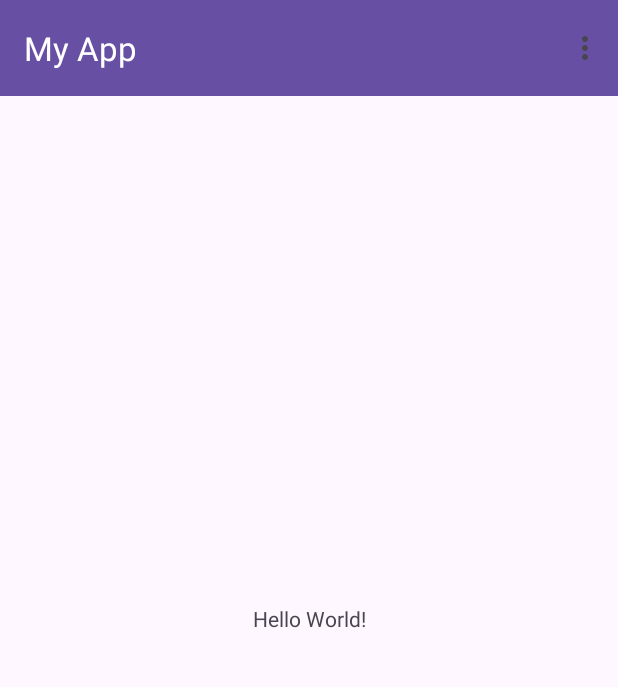
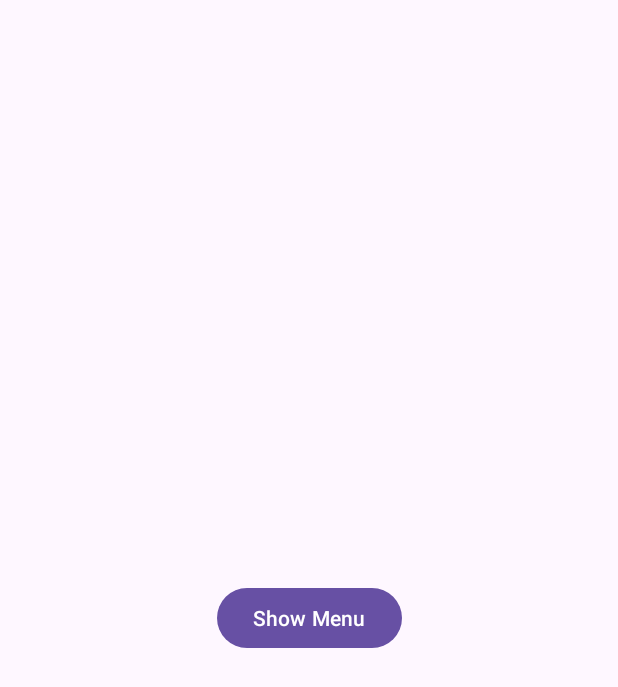
Before and after one commit to San0330/Mobile-Programming, an Android app: the screen it shows after launch (MainActivity), on a phone screen of 412 x 824 dp. Shown: the top 687 px of the screen. Run offline under Robolectric (Android 15) with nearby library versions, the phone set to English and light mode, and no system bars.

Commit message:
update popup menu

```diff
--- a/app/src/main/java/com/example/myapplication/MainActivity.java
+++ b/app/src/main/java/com/example/myapplication/MainActivity.java
@@ -2,9 +2,13 @@ package com.example.myapplication;
 
 import android.os.Bundle;
 import android.util.Log;
+import android.view.ContextMenu;
 import android.view.Menu;
 import android.view.MenuInflater;
 import android.view.MenuItem;
+import android.view.View;
+import android.widget.Button;
+import android.widget.PopupMenu;
 import android.widget.Toast;
 
 import androidx.activity.EdgeToEdge;
@@ -14,7 +18,7 @@ import androidx.core.graphics.Insets;
 import androidx.core.view.ViewCompat;
 import androidx.core.view.WindowInsetsCompat;
 
-public class MainActivity extends AppCompatActivity {
+public class MainActivity extends AppCompatActivity implements PopupMenu.OnMenuItemClickListener {
 
     @Override
     protected void onCreate(Bundle savedInstanceState) {
@@ -34,24 +38,26 @@ public class MainActivity extends AppCompatActivity {
             return insets;
         });
 
-        Log.d("DEBUG MAIN", "ID " + R.id.item1 );
-
         //- Insets represent the areas of the screen occupied by system UI
         //- elements like the status bar, navigation bar, and gesture insets.
 
-        Toolbar toolbar = findViewById(R.id.toolbar);
-        setSupportActionBar(toolbar);
+        Button button = findViewById(R.id.btn);
+        button.setOnClickListener(new View.OnClickListener() {
+            @Override
+            public void onClick(View v) {
+                showMenu(v);
+            }
+        });
+    }
+    public void showMenu(View v) {
+        PopupMenu popup = new PopupMenu(this,v);
+        popup.setOnMenuItemClickListener(this);
+        popup.inflate(R.menu.app_menu);
+        popup.show();
     }
 
     @Override
-    public boolean onCreateOptionsMenu(Menu menu) {
-        MenuInflater inflater = getMenuInflater();
-        inflater.inflate(R.menu.app_menu, menu);
-        return true;
-    }
-
-    @Override
-    public boolean onOptionsItemSelected(MenuItem item) {
+    public boolean onMenuItemClick(MenuItem item) {
         int itemId = item.getItemId();
         if (itemId == R.id.item1) {
             Toast.makeText(this, "Selected Item 1", Toast.LENGTH_SHORT).show();
@@ -63,8 +69,7 @@ public class MainActivity extends AppCompatActivity {
             Toast.makeText(this, "Selected Item 3", Toast.LENGTH_SHORT).show();
             return true;
         } else {
-            return super.onOptionsItemSelected(item);
+            return false;
         }
-
     }
 }
--- a/app/src/main/res/layout/activity_main.xml
+++ b/app/src/main/res/layout/activity_main.xml
@@ -7,18 +7,11 @@
     android:layout_height="match_parent"
     tools:context=".MainActivity">
 
-    <androidx.appcompat.widget.Toolbar
-        android:id="@+id/toolbar"
-        android:layout_width="match_parent"
-        android:layout_height="?attr/actionBarSize"
-        android:background="?attr/colorPrimary"
-        app:title="My App"
-        app:titleTextColor="@android:color/white" />
-
-    <TextView
+    <Button
+        android:id="@+id/btn"
         android:layout_width="wrap_content"
         android:layout_height="wrap_content"
-        android:text="Hello World!"
+        android:text="Show Menu"
         app:layout_constraintBottom_toBottomOf="parent"
         app:layout_constraintEnd_toEndOf="parent"
         app:layout_constraintStart_toStartOf="parent"
```
